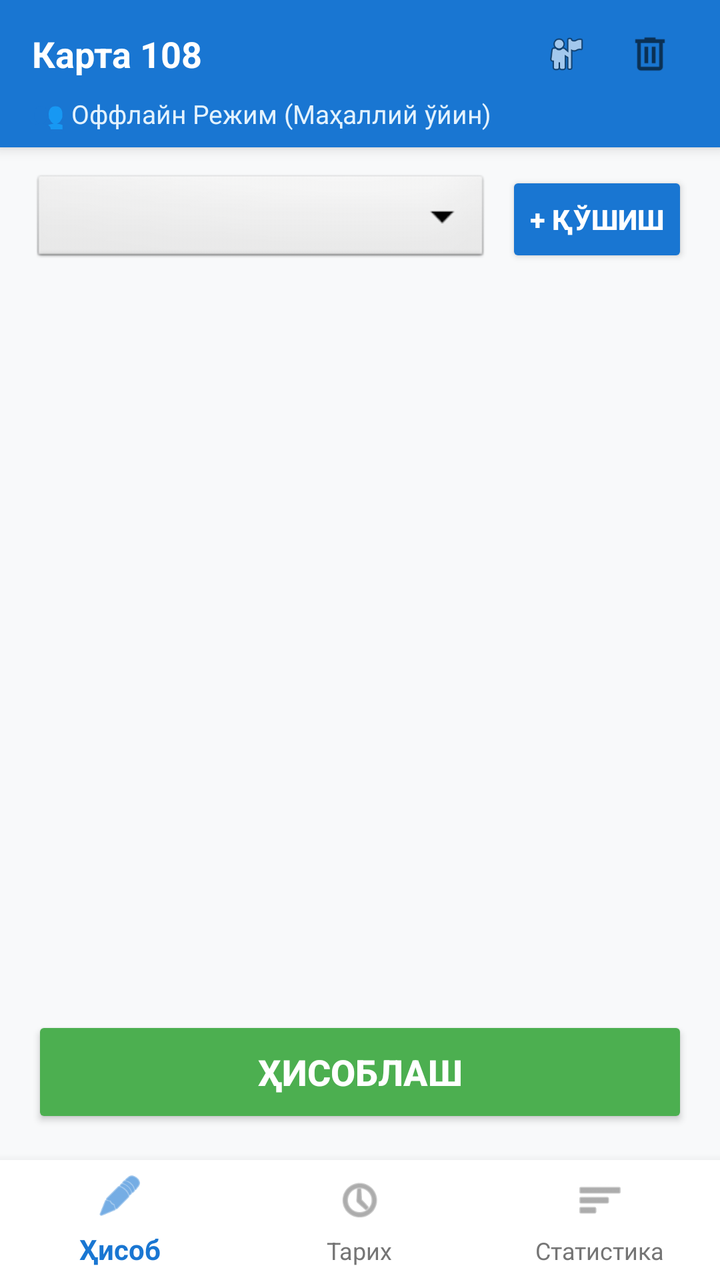
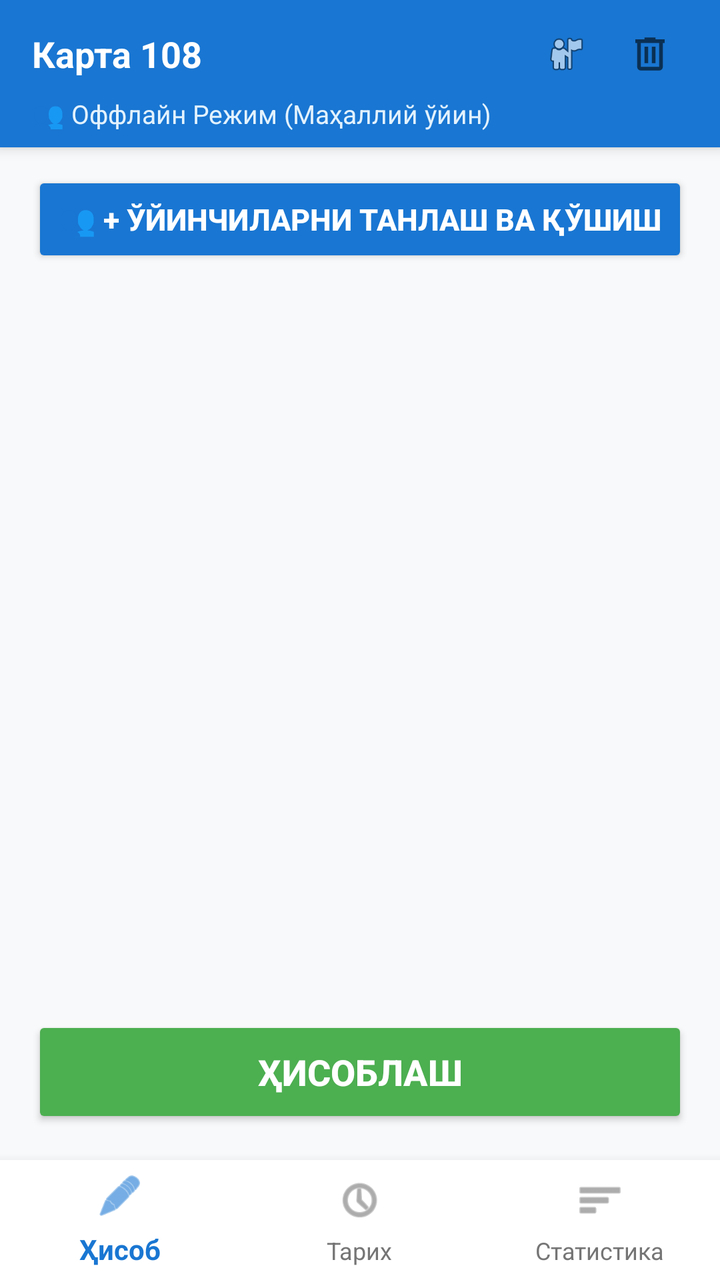

Two renders of the same Android screen: before a commit and after it. Below are the layout's source before the change and the commit's diff.
<!-- AndroidManifest.xml: application theme Theme.Hisob -->
<!-- res/layout/activity_main.xml -->
<?xml version="1.0" encoding="utf-8"?>
<RelativeLayout xmlns:android="http://schemas.android.com/apk/res/android"
    xmlns:app="http://schemas.android.com/apk/res-auto"
    android:layout_width="match_parent"
    android:layout_height="match_parent"
    android:background="#F8F9FA">

    
    <LinearLayout
        android:id="@+id/header_bar"
        android:layout_width="match_parent"
        android:layout_height="wrap_content"
        android:layout_alignParentTop="true"
        android:background="#1976D2"
        android:elevation="4dp"
        android:orientation="vertical"
        android:paddingHorizontal="16dp"
        android:paddingVertical="8dp">

        <RelativeLayout
            android:layout_width="match_parent"
            android:layout_height="wrap_content">

            <TextView
                android:id="@+id/tvHeaderTitle"
                android:layout_width="wrap_content"
                android:layout_height="wrap_content"
                android:layout_alignParentStart="true"
                android:layout_centerVertical="true"
                android:text="Карта 108"
                android:textColor="#FFFFFF"
                android:textSize="18sp"
                android:textStyle="bold" />

            <LinearLayout
                android:layout_width="wrap_content"
                android:layout_height="wrap_content"
                android:layout_alignParentEnd="true"
                android:layout_centerVertical="true"
                android:orientation="horizontal">

                <ImageView
                    android:id="@+id/btnSwitchTeam"
                    android:layout_width="38dp"
                    android:layout_height="38dp"
                    android:padding="8dp"
                    android:background="?attr/selectableItemBackgroundBorderless"
                    android:src="@android:drawable/ic_menu_myplaces"
                    app:tint="#FFFFFF" />

                <ImageView
                    android:id="@+id/delete_all"
                    android:layout_width="38dp"
                    android:layout_height="38dp"
                    android:padding="8dp"
                    android:layout_marginStart="4dp"
                    android:background="?attr/selectableItemBackgroundBorderless"
                    android:src="@drawable/delete_24px"
                    app:tint="#FFFFFF" />
            </LinearLayout>
        </RelativeLayout>

        
        <TextView
            android:id="@+id/tvTeamInfo"
            android:layout_width="match_parent"
            android:layout_height="wrap_content"
            android:text="👥 Оффлайн Режим (Маҳаллий ўйин)"
            android:textColor="#E3F2FD"
            android:textSize="13sp"
            android:layout_marginTop="2dp"/>
    </LinearLayout>

    
    <FrameLayout
        android:id="@+id/container_main"
        android:layout_width="match_parent"
        android:layout_height="match_parent"
        android:layout_below="@id/header_bar"
        android:layout_above="@id/bottom_navigation">

        
        <LinearLayout
            android:id="@+id/layout_hisob"
            android:layout_width="match_parent"
            android:layout_height="match_parent"
            android:orientation="vertical"
            android:visibility="visible">

            <LinearLayout
                android:layout_width="match_parent"
                android:layout_height="wrap_content"
                android:orientation="horizontal"
                android:gravity="center_vertical"
                android:paddingHorizontal="16dp"
                android:paddingTop="12dp"
                android:paddingBottom="4dp">

                <Spinner
                    android:id="@+id/spinner_young"
                    android:layout_width="0dp"
                    android:layout_height="48dp"
                    android:layout_weight="1"
                    android:background="@android:drawable/btn_dropdown"/>

                <Button
                    android:id="@+id/btnname"
                    android:layout_width="wrap_content"
                    android:layout_height="48dp"
                    android:layout_marginStart="8dp"
                    android:text="+ Қўшиш"
                    android:textColor="#FFFFFF"
                    android:backgroundTint="#1976D2"
                    android:textStyle="bold"
                    app:cornerRadius="8dp" />
            </LinearLayout>

            <androidx.recyclerview.widget.RecyclerView
                android:id="@+id/item_recycler"
                android:layout_width="match_parent"
                android:layout_height="0dp"
                android:layout_weight="1"
                android:paddingTop="8dp"
                android:clipToPadding="false" />

            <Button
                android:id="@+id/btnClear"
                android:layout_width="match_parent"
                android:layout_height="56dp"
                android:layout_margin="16dp"
                android:text="ҲИСОБЛАШ"
                android:textSize="18sp"
                android:textStyle="bold"
                android:textColor="#FFFFFF"
                android:backgroundTint="#4CAF50"
                android:elevation="6dp"
                app:cornerRadius="12dp" />
        </LinearLayout>

        
        <LinearLayout
            android:id="@+id/layout_history"
            android:layout_width="match_parent"
            android:layout_height="match_parent"
            android:orientation="vertical"
            android:visibility="gone">

            <TextView
                android:layout_width="match_parent"
                android:layout_height="wrap_content"
                android:text="📜 Ўтказилган Ўйинлар Тарихи"
                android:textColor="#212121"
                android:textSize="18sp"
                android:textStyle="bold"
                android:padding="16dp" />

            <androidx.recyclerview.widget.RecyclerView
                android:id="@+id/rvGameHistory"
                android:layout_width="match_parent"
                android:layout_height="match_parent"
                android:clipToPadding="false"
                android:paddingBottom="16dp"/>
        </LinearLayout>

        
        <LinearLayout
            android:id="@+id/layout_stat"
            android:layout_width="match_parent"
            android:layout_height="match_parent"
            android:orientation="vertical"
            android:visibility="gone">

            <TextView
                android:layout_width="match_parent"
                android:layout_height="wrap_content"
                android:text="🏆 Ўйинчилар Статистикаси"
                android:textColor="#212121"
                android:textSize="18sp"
                android:textStyle="bold"
                android:padding="16dp" />

            <androidx.recyclerview.widget.RecyclerView
                android:id="@+id/rvStatistics"
                android:layout_width="match_parent"
                android:layout_height="match_parent"
                android:clipToPadding="false"
                android:paddingBottom="16dp"/>
        </LinearLayout>

    </FrameLayout>

    
    <com.google.android.material.bottomnavigation.BottomNavigationView
        android:id="@+id/bottom_navigation"
        android:layout_width="match_parent"
        android:layout_height="60dp"
        android:layout_alignParentBottom="true"
        android:background="#FFFFFF"
        android:elevation="8dp"
        app:menu="@menu/bottom_menu"
        app:itemIconTint="@color/bottom_nav_color"
        app:itemTextColor="@color/bottom_nav_color"/>

</RelativeLayout>
<!-- resources referenced by this layout -->
<resources>
  <!-- drawable delete_24px (drawable) -->
  <vector xmlns:android="http://schemas.android.com/apk/res/android"
      android:width="24dp"
      android:height="24dp"
      android:viewportWidth="960"
      android:viewportHeight="960"
      android:tint="?attr/colorControlNormal">
    <path
        android:fillColor="@android:color/white"
        android:pathData="M280,840Q247,840 223.5,816.5Q200,793 200,760L200,240L160,240L160,160L360,160L360,120L600,120L600,160L800,160L800,240L760,240L760,760Q760,793 736.5,816.5Q713,840 680,840L280,840ZM680,240L280,240L280,760Q280,760 280,760Q280,760 280,760L680,760Q680,760 680,760Q680,760 680,760L680,240ZM360,680L440,680L440,320L360,320L360,680ZM520,680L600,680L600,320L520,320L520,680ZM280,240L280,240L280,760Q280,760 280,760Q280,760 280,760L280,760Q280,760 280,760Q280,760 280,760L280,240Z"/>
  </vector>
  <style name="Theme.Hisob" parent="Base.Theme.Hisob" />
  <style name="Base.Theme.Hisob" parent="Theme.MaterialComponents.DayNight.NoActionBar.Bridge">
          
          
      </style>
</resources>

<!-- the commit's change to res/layout/activity_main.xml (unified diff, before → after) -->
@@ -87,33 +87,19 @@
             android:orientation="vertical"
             android:visibility="visible">
 
-            <LinearLayout
-                android:layout_width="match_parent"
-                android:layout_height="wrap_content"
-                android:orientation="horizontal"
-                android:gravity="center_vertical"
-                android:paddingHorizontal="16dp"
-                android:paddingTop="12dp"
-                android:paddingBottom="4dp">
-
-                <Spinner
-                    android:id="@+id/spinner_young"
-                    android:layout_width="0dp"
-                    android:layout_height="48dp"
-                    android:layout_weight="1"
-                    android:background="@android:drawable/btn_dropdown"/>
-
-                <Button
-                    android:id="@+id/btnname"
-                    android:layout_width="wrap_content"
-                    android:layout_height="48dp"
-                    android:layout_marginStart="8dp"
-                    android:text="+ Қўшиш"
-                    android:textColor="#FFFFFF"
-                    android:backgroundTint="#1976D2"
-                    android:textStyle="bold"
-                    app:cornerRadius="8dp" />
-            </LinearLayout>
+            <Button
+                android:id="@+id/btnname"
+                android:layout_width="match_parent"
+                android:layout_height="48dp"
+                android:layout_marginHorizontal="16dp"
+                android:layout_marginTop="12dp"
+                android:layout_marginBottom="4dp"
+                android:text="👥 + Ўйинчиларни Танлаш ва Қўшиш"
+                android:textColor="#FFFFFF"
+                android:backgroundTint="#1976D2"
+                android:textSize="15sp"
+                android:textStyle="bold"
+                app:cornerRadius="10dp" />
 
             <androidx.recyclerview.widget.RecyclerView
                 android:id="@+id/item_recycler"
@@ -177,7 +163,38 @@
                 android:textColor="#212121"
                 android:textSize="18sp"
                 android:textStyle="bold"
-                android:padding="16dp" />
+                android:paddingHorizontal="16dp"
+                android:paddingTop="16dp"
+                android:paddingBottom="4dp" />
+
+            
+            <LinearLayout
+                android:layout_width="match_parent"
+                android:layout_height="wrap_content"
+                android:orientation="horizontal"
+                android:paddingHorizontal="16dp"
+                android:paddingBottom="8dp">
+
+                <Button
+                    android:id="@+id/btnStatActive"
+                    style="@style/Widget.MaterialComponents.Button.TextButton"
+                    android:layout_width="0dp"
+                    android:layout_height="38dp"
+                    android:layout_weight="1"
+                    android:text="Фаол ўйинчилар"
+                    android:textColor="#1976D2"
+                    android:textStyle="bold" />
+
+                <Button
+                    android:id="@+id/btnStatTrash"
+                    style="@style/Widget.MaterialComponents.Button.TextButton"
+                    android:layout_width="0dp"
+                    android:layout_height="38dp"
+                    android:layout_weight="1"
+                    android:text="🗑️ Корзинка"
+                    android:textColor="#757575"
+                    android:textStyle="bold" />
+            </LinearLayout>
 
             <androidx.recyclerview.widget.RecyclerView
                 android:id="@+id/rvStatistics"
